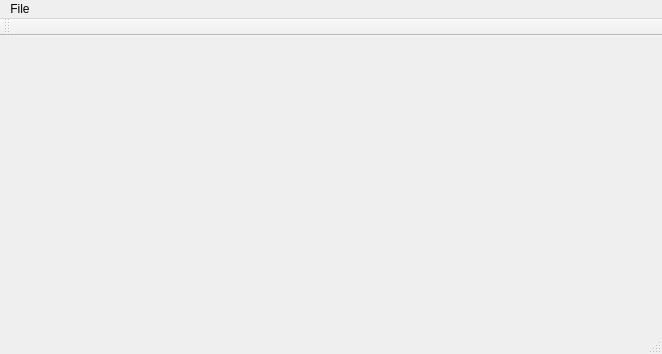
The window that mainwindow.ui (Nalleyer/GameTimer) describes before a commit, drawn with Qt 5.
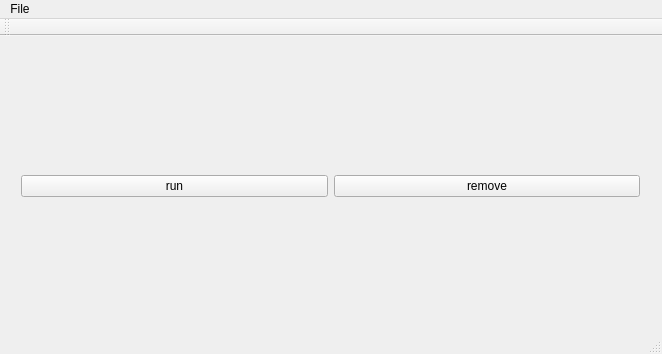
The same window after the commit.

Patch:
```diff
--- a/mainwindow.ui
+++ b/mainwindow.ui
@@ -29,7 +29,30 @@
       <height>281</height>
      </rect>
     </property>
-    <layout class="QHBoxLayout" name="layoutMain"/>
+    <layout class="QHBoxLayout" name="layoutMain">
+     <item>
+      <layout class="QVBoxLayout" name="layoutList">
+       <item>
+        <layout class="QHBoxLayout" name="layoutButton">
+         <item>
+          <widget class="QPushButton" name="buttonRun">
+           <property name="text">
+            <string>run</string>
+           </property>
+          </widget>
+         </item>
+         <item>
+          <widget class="QPushButton" name="buttonDelete">
+           <property name="text">
+            <string>remove</string>
+           </property>
+          </widget>
+         </item>
+        </layout>
+       </item>
+      </layout>
+     </item>
+    </layout>
    </widget>
   </widget>
   <widget class="QMenuBar" name="menuBar">
```
